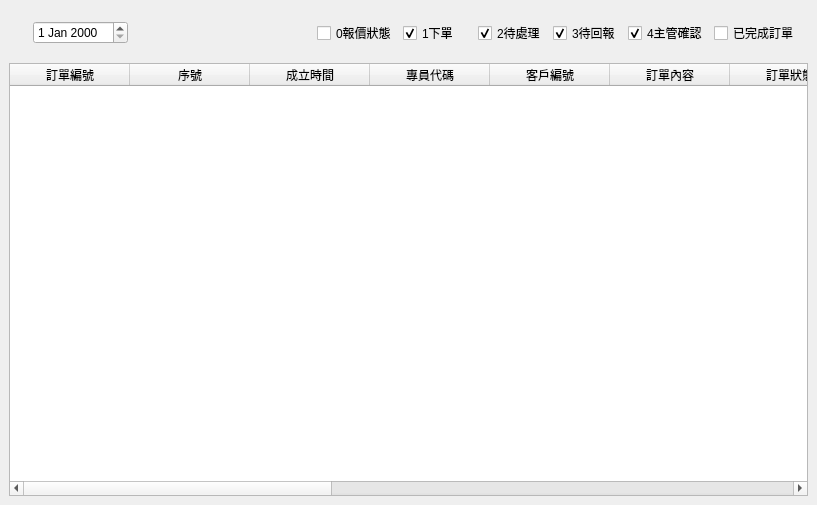
This is src/AdbClient/StageOrder/LayerDayReport.ui in roger0816/Adb as Qt 5 draws it before an edit. The edited form follows.
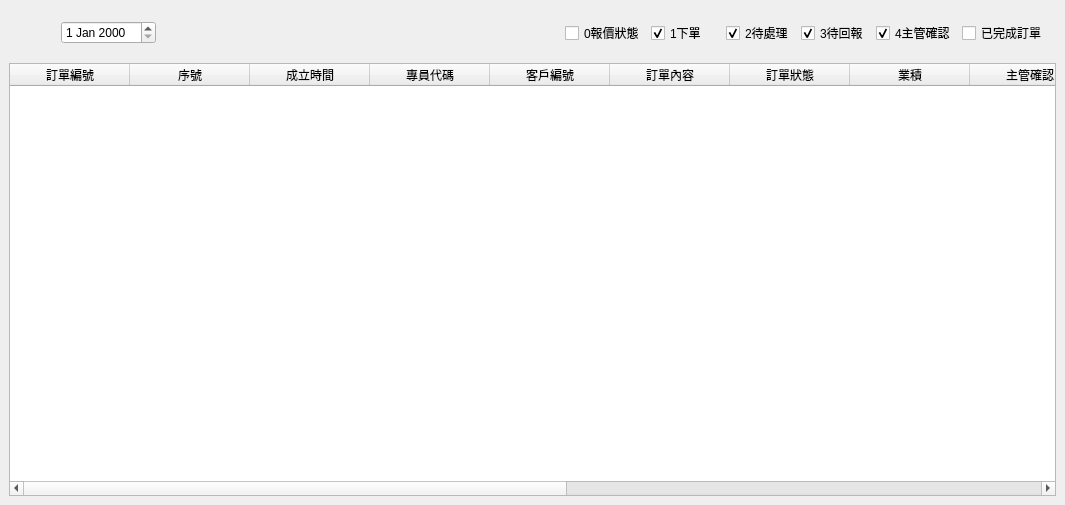
This is the edited form.

```diff
--- a/src/AdbClient/StageOrder/LayerDayReport.ui
+++ b/src/AdbClient/StageOrder/LayerDayReport.ui
@@ -6,7 +6,7 @@
    <rect>
     <x>0</x>
     <y>0</y>
-    <width>817</width>
+    <width>1065</width>
     <height>505</height>
    </rect>
   </property>
```
